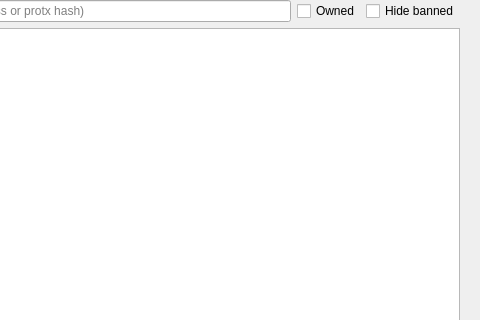
Old version of the form src/qt/forms/masternodelist.ui in the repository vijaydasmp/dash; both pictures show x 282 to 762 and y 0 to 320 of the 762 by 457 pixel window.
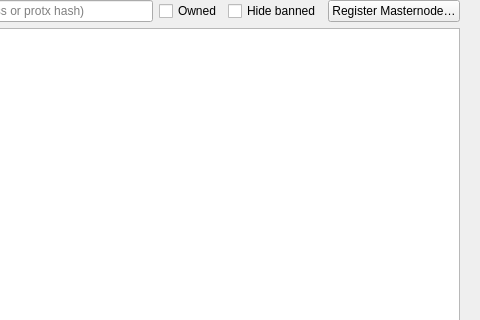
New version of the form.

Commit message: feat(qt): add masternode registration and maintenance UI

The edit to the form file:
```diff
--- a/src/qt/forms/masternodelist.ui
+++ b/src/qt/forms/masternodelist.ui
@@ -93,6 +93,16 @@
            </property>
           </widget>
          </item>
+         <item>
+          <widget class="QPushButton" name="btnRegisterMasternode">
+           <property name="toolTip">
+            <string>Register a new masternode or evonode using this wallet</string>
+           </property>
+           <property name="text">
+            <string>Register Masternode…</string>
+           </property>
+          </widget>
+         </item>
         </layout>
        </item>
        <item row="1" column="0">
```
The commit also changes 25 other files.
